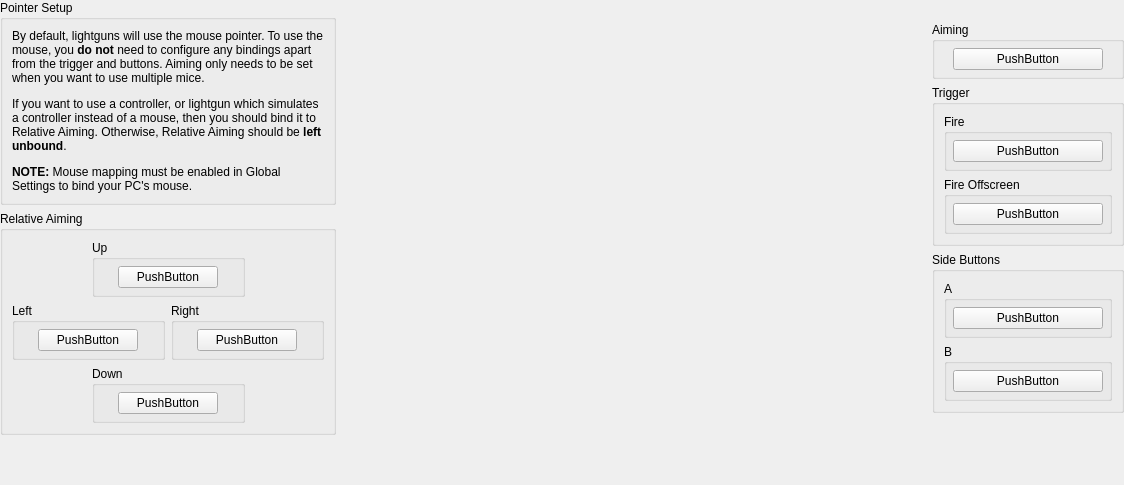
First picture: the form in src/duckstation-qt/controllerbindingwidget_guncon.ui, repository stenzek/duckstation, before the edit.
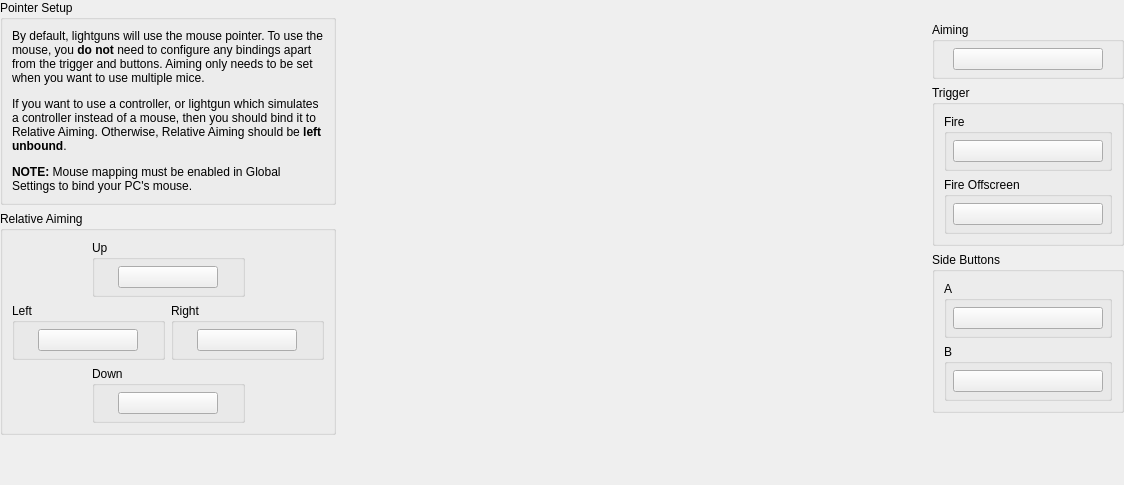
Second picture: the form after the edit. Custom widgets are drawn as their Qt base class.

Patch:
```diff
--- a/src/duckstation-qt/controllerbindingwidget_guncon.ui
+++ b/src/duckstation-qt/controllerbindingwidget_guncon.ui
@@ -97,9 +97,6 @@
                <height>16777215</height>
               </size>
              </property>
-             <property name="text">
-              <string notr="true">PushButton</string>
-             </property>
             </widget>
            </item>
           </layout>
@@ -137,9 +134,6 @@
                <height>16777215</height>
               </size>
              </property>
-             <property name="text">
-              <string notr="true">PushButton</string>
-             </property>
             </widget>
            </item>
           </layout>
@@ -177,9 +171,6 @@
                <height>16777215</height>
               </size>
              </property>
-             <property name="text">
-              <string notr="true">PushButton</string>
-             </property>
             </widget>
            </item>
           </layout>
@@ -217,9 +208,6 @@
                <height>16777215</height>
               </size>
              </property>
-             <property name="text">
-              <string notr="true">PushButton</string>
-             </property>
             </widget>
            </item>
           </layout>
@@ -368,9 +356,6 @@
             <height>16777215</height>
            </size>
           </property>
-          <property name="text">
-           <string>PushButton</string>
-          </property>
          </widget>
         </item>
        </layout>
@@ -414,9 +399,6 @@
                <height>16777215</height>
               </size>
              </property>
-             <property name="text">
-              <string>PushButton</string>
-             </property>
             </widget>
            </item>
           </layout>
@@ -454,9 +436,6 @@
                <height>16777215</height>
               </size>
              </property>
-             <property name="text">
-              <string>PushButton</string>
-             </property>
             </widget>
            </item>
           </layout>
@@ -503,9 +482,6 @@
                <height>16777215</height>
               </size>
              </property>
-             <property name="text">
-              <string>PushButton</string>
-             </property>
             </widget>
            </item>
           </layout>
@@ -543,9 +519,6 @@
                <height>16777215</height>
               </size>
              </property>
-             <property name="text">
-              <string>PushButton</string>
-             </property>
             </widget>
            </item>
           </layout>
```
